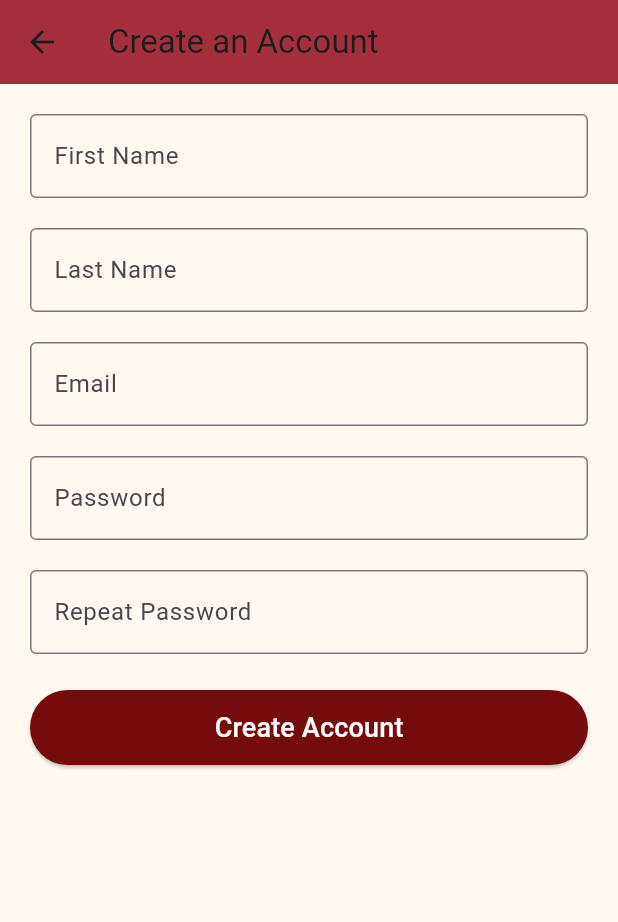
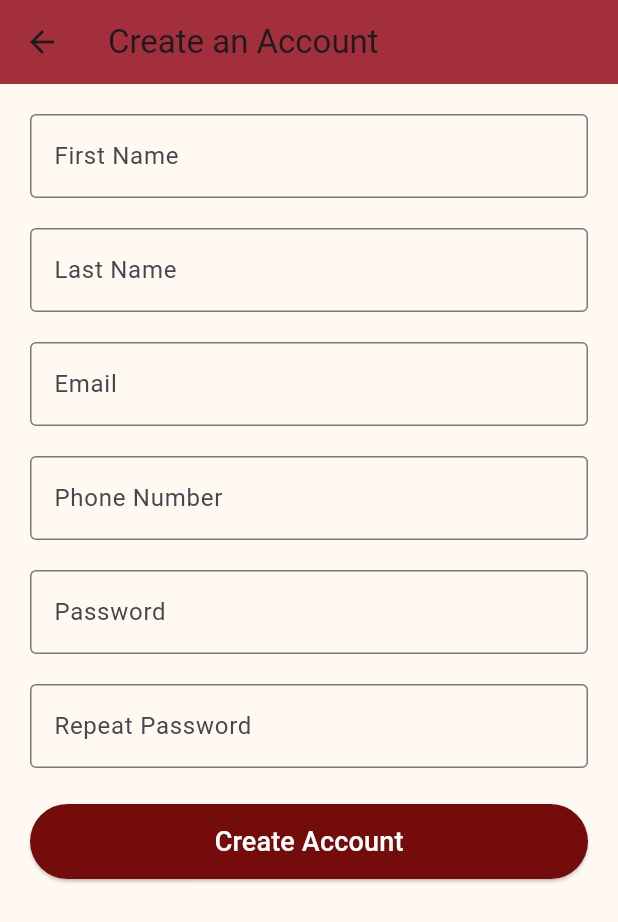
Before and after one commit to allisonvan/BloodPressureMonitorApp, a Flutter app: the createAccount screen opened directly, after a tap on "Create Account", on a phone screen of 412 x 824 dp. Shown: the top 922 px of the screen. Run offline on Flutter 3.47's test engine with Material 3 defaults, Android fonts, the phone set to English and light mode, and no system bars.

Commit message:
add phone number and User object

```diff
--- a/bloodpressureapplication/lib/createaccountgui.dart
+++ b/bloodpressureapplication/lib/createaccountgui.dart
@@ -1,5 +1,5 @@
 import 'package:flutter/material.dart';
-
+import 'createaccoutbackend.dart';
 class createAccount extends StatefulWidget {
   const createAccount({super.key});
 
@@ -15,9 +15,11 @@ class _createAccountState extends State<createAccount> {
     final TextEditingController emailController = TextEditingController();
     final TextEditingController passwordController = TextEditingController();
     final TextEditingController repeatPasswordController = TextEditingController();
+    final TextEditingController phoneController = TextEditingController();
      String firstName = ' ';
      String lastName = ' ';
      String email = ' ';
+     String phone = ' ';
      String password = ' ';
      String repeatPassword = '';
 
@@ -25,6 +27,7 @@ class _createAccountState extends State<createAccount> {
         firstName = firstNameController.text;
         lastName = lastNameController.text;
         email = emailController.text;
+        phone = phoneController.text;
         password = passwordController.text;
         repeatPassword = repeatPasswordController.text;
      }
@@ -59,6 +62,14 @@ class _createAccountState extends State<createAccount> {
           focusedBorder: OutlineInputBorder( borderSide: BorderSide(color:  Color.fromARGB(255, 163, 47, 61), width: 1.5), ),),),
 
         const SizedBox(height: 20.0), //space in between
+        TextField(controller: phoneController,
+          decoration: InputDecoration(labelText: 'Phone Number',
+          floatingLabelStyle: TextStyle(
+          color:  Color.fromARGB(255, 163, 47, 61) ,),
+          border: OutlineInputBorder(),
+          focusedBorder: OutlineInputBorder( borderSide: BorderSide(color:  Color.fromARGB(255, 163, 47, 61), width: 1.5), ),),),
+
+        const SizedBox(height: 20.0), //space in between
         TextField(controller: passwordController,
           obscureText: true, decoration: InputDecoration(labelText: 'Password',
           floatingLabelStyle: TextStyle(
@@ -79,7 +90,7 @@ class _createAccountState extends State<createAccount> {
             bool inputError = false;
             saveInput();
 
-            if(firstName.isEmpty || lastName.isEmpty  || email.isEmpty || password.isEmpty || repeatPassword.isEmpty){
+            if(firstName.isEmpty || lastName.isEmpty  || email.isEmpty ||phone.isEmpty|| password.isEmpty || repeatPassword.isEmpty){
             inputError = true;
             }
             for(int i = 0; i < firstName.length; i++ ){
@@ -96,6 +107,12 @@ class _createAccountState extends State<createAccount> {
             }
             for(int i = 0; i < email.length; i++ ){
               if(email[i]  == ' '){
+                inputError = true;
+                break;
+              }
+            }
+            for(int i = 0; i < phone.length; i++ ){
+              if(phone[i]  == ' '){
                 inputError = true;
                 break;
               }
@@ -117,6 +134,8 @@ class _createAccountState extends State<createAccount> {
             }
             if(inputError == false){
               print('all input fields are valid!!');
+             User user1 = User(firstName, lastName, email, phone, password);
+
             }
             else{
               print('there is an error somewhere');
--- a/bloodpressureapplication/lib/createaccoutbackend.dart
+++ b/bloodpressureapplication/lib/createaccoutbackend.dart
@@ -2,12 +2,14 @@ class User{
   String firstName = 'null';
   String lastName = 'null';
   String email = 'null';
+  String phone = 'null';
   String password = 'null';
   //contructor
-  User(String firstName, String lastName, String email, String password){
+  User(String firstName, String lastName, String email, String phone, String password){
     this.firstName = firstName;
     this.lastName = lastName;
     this.email = email;
+    this.phone = phone;
     this.password = password;
   }
 }
```
